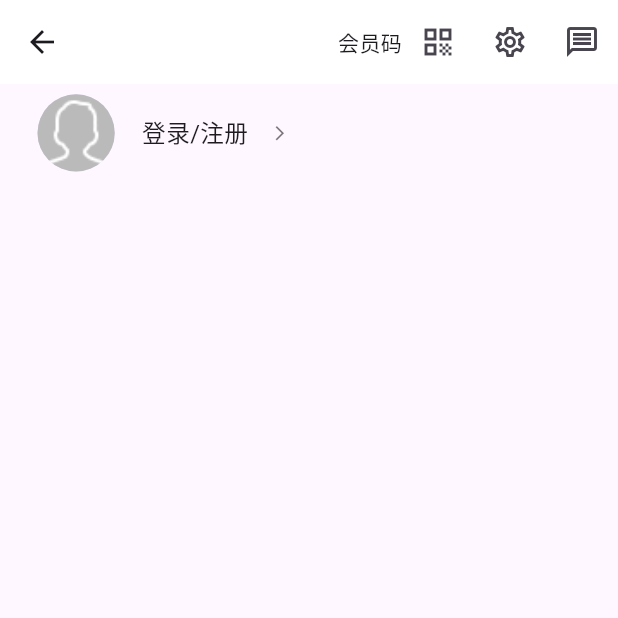
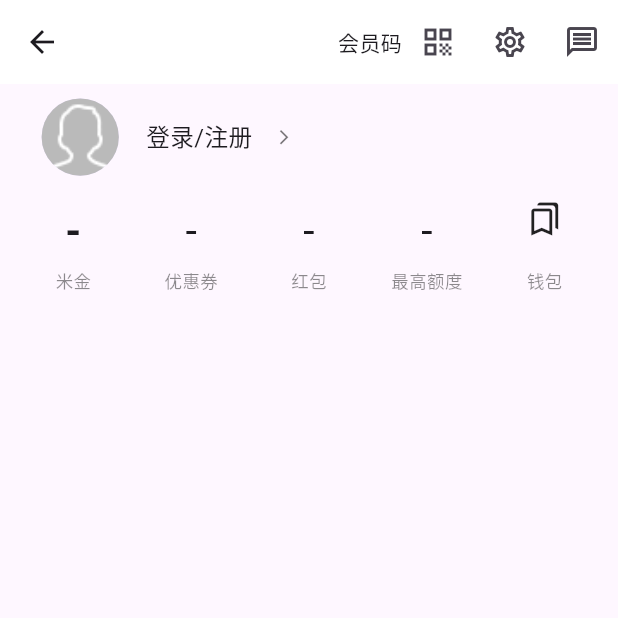
Before and after one commit to nicoleandlilli/xmshop, a Flutter app: the UserView screen opened directly, on a phone screen of 412 x 824 dp, the top half of it. Run offline on Flutter 3.47's test engine with Material 3 defaults, Android fonts, the phone set to English and light mode, and no system bars; our stand-ins replace dio, flutter_html, flutter_screenutil, flutter_swiper_view, get, shared_preferences; accounts and stored records are empty; network calls fail.

Commit message:
实现用户界面用户头像、登录、注册的界面下的米金、优惠券、红包、最高额度界面

```diff
--- a/lib/app/modules/user/views/user_view.dart
+++ b/lib/app/modules/user/views/user_view.dart
@@ -37,7 +37,7 @@ class UserView extends GetView{
             ],
           ),
           body: ListView(
-            padding: EdgeInsets.all(ScreenAdapter.height(20)),
+            padding: EdgeInsets.all(ScreenAdapter.height(28)),
             children: [
               //用户头像  登录注册
               Container(
@@ -59,6 +59,87 @@ class UserView extends GetView{
                   ],
                 ),
               ),
+
+              Container(
+                height: ScreenAdapter.height(180),
+                margin: EdgeInsets.only(top: ScreenAdapter.height(50)),
+                child: Row(
+                  children: [
+                    Expanded(
+                      flex: 1,
+                        child: Column(
+                          mainAxisAlignment: MainAxisAlignment.spaceBetween,
+                          children: [
+                            Text("-",style: TextStyle(
+                              fontSize: ScreenAdapter.fontSize(80),
+                              fontWeight: FontWeight.bold,
+                            ),),
+                            Text("米金",
+                                style: TextStyle(
+                                    fontSize: ScreenAdapter.fontSize(34),
+                                    color: Colors.black45)),
+                          ],
+                        ),
+                    ),
+                    Expanded(
+                        flex: 1,
+                        child: Column(
+                          mainAxisAlignment: MainAxisAlignment.spaceBetween,
+                          children: [
+                            Text(
+                              "-",
+                              style:
+                              TextStyle(fontSize: ScreenAdapter.fontSize(80)),
+                            ),
+                            Text("优惠券",
+                                style: TextStyle(
+                                    fontSize: ScreenAdapter.fontSize(34),
+                                    color: Colors.black45))
+                          ],
+                        )),
+                    Expanded(
+                        flex: 1,
+                        child: Column(
+                          mainAxisAlignment: MainAxisAlignment.spaceBetween,
+                          children: [
+                            Text("-",
+                                style: TextStyle(
+                                    fontSize: ScreenAdapter.fontSize(80))),
+                            Text("红包",
+                                style: TextStyle(
+                                    fontSize: ScreenAdapter.fontSize(34),
+                                    color: Colors.black45))
+                          ],
+                        )),
+                    Expanded(
+                        flex: 1,
+                        child: Column(
+                          mainAxisAlignment: MainAxisAlignment.spaceBetween,
+                          children: [
+                            Text("-",
+                                style: TextStyle(
+                                    fontSize: ScreenAdapter.fontSize(80))),
+                            Text("最高额度",
+                                style: TextStyle(
+                                    fontSize: ScreenAdapter.fontSize(34),
+                                    color: Colors.black45))
+                          ],
+                        )),
+                    Expanded(
+                        flex: 1,
+                        child: Column(
+                          mainAxisAlignment: MainAxisAlignment.spaceBetween,
+                          children: [
+                            const Icon(Icons.bookmarks_outlined),
+                            Text("钱包",
+                                style: TextStyle(
+                                    fontSize: ScreenAdapter.fontSize(34),
+                                    color: Colors.black45))
+                          ],
+                        ))
+                  ],
+                ),
+              ),
             ],
           ),
         )
```
